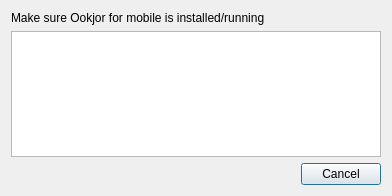
ykasidit/Ookjor, file bin_src/selectphonedialog.ui: the form before one commit.
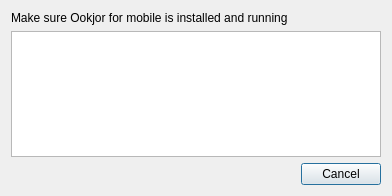
The form after the commit.

```diff
--- a/bin_src/selectphonedialog.ui
+++ b/bin_src/selectphonedialog.ui
@@ -22,7 +22,7 @@
      <item>
       <widget class="QLabel" name="label">
        <property name="text">
-        <string>Make sure Ookjor for mobile is installed/running</string>
+        <string>Make sure Ookjor for mobile is installed and running</string>
        </property>
       </widget>
      </item>
```
